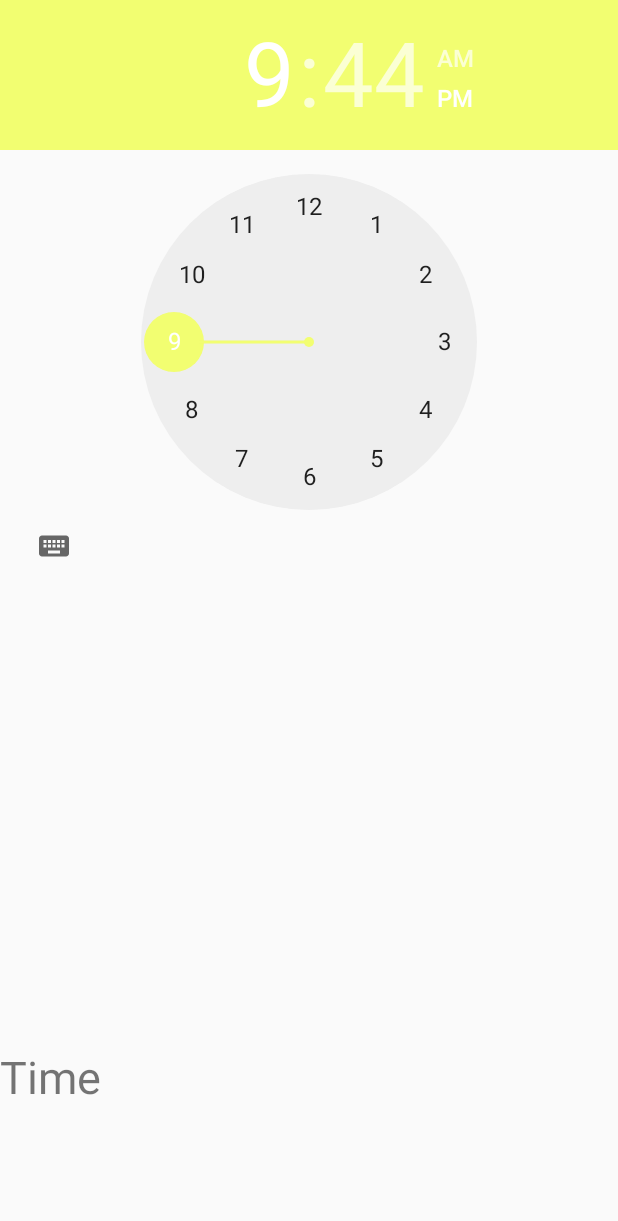
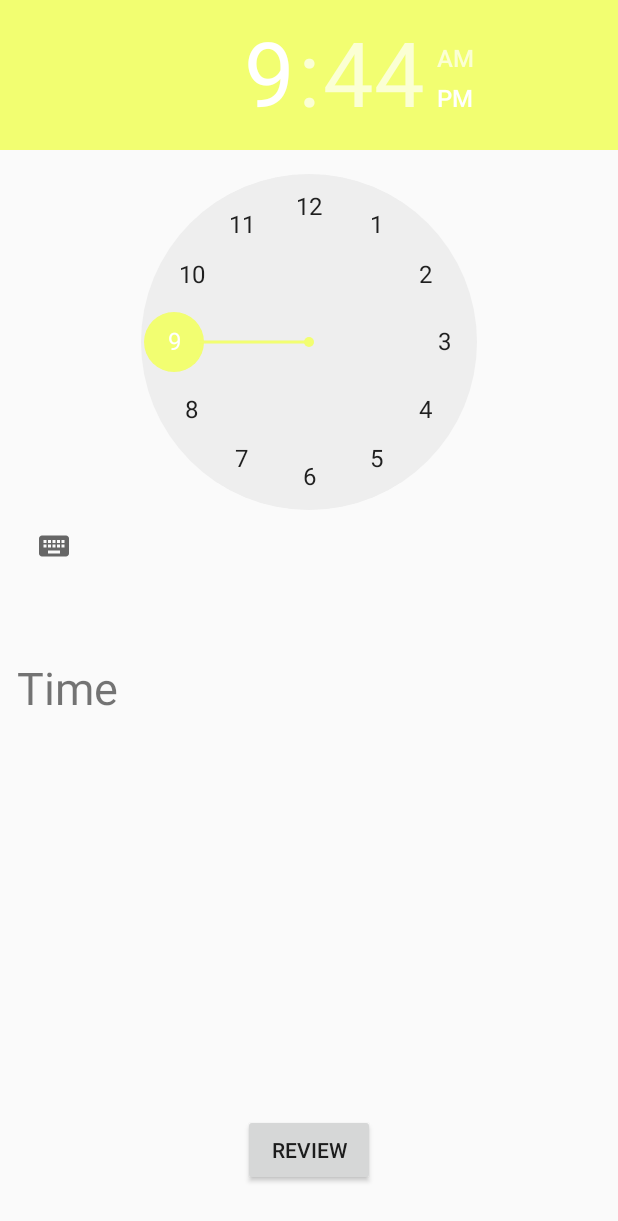
Before and after one commit to Shivamdhuria/steel_run, an Android app: the SelectTimeActivity screen opened directly, with no data from a screen before it, on a phone screen of 412 x 824 dp. Shown: the top 1221 px of the screen. Run offline under Robolectric (Android 15) with nearby library versions, the phone set to English and light mode, and no system bars.

Commit message:
Time,date and messafe added

```diff
--- a/app/build.gradle
+++ b/app/build.gradle
@@ -30,6 +30,7 @@ dependencies {
     compile 'com.google.firebase:firebase-database:9.0.2'
     testCompile 'junit:junit:4.12'
     compile 'com.android.support:gridlayout-v7:25.1.0'
+    compile 'com.android.support:cardview-v7:25.1.0'
 }
 
 
--- a/app/src/main/AndroidManifest.xml
+++ b/app/src/main/AndroidManifest.xml
@@ -26,7 +26,8 @@
         <activity
             android:name=".SelectTimeActivity"
             android:label="@string/title_activity_select_time"
-            android:theme="@style/AppTheme"></activity>
+            android:theme="@style/AppTheme" />
+        <activity android:name=".PreviewActivity"></activity>
     </application>
 
 </manifest>
--- a/app/src/main/java/com/example/admin/import2/MainActivity.java
+++ b/app/src/main/java/com/example/admin/import2/MainActivity.java
@@ -25,6 +25,7 @@ public class MainActivity extends AppCompatActivity implements TabLayout.OnTabSe
     protected static String recepientUID;
     protected static String reminderDate;
     protected static String reminderTime;
+    protected static String recepientName;
 
     private Button signOut;
     private ProgressBar progressBar;
--- a/app/src/main/java/com/example/admin/import2/NewReminderActivity.java
+++ b/app/src/main/java/com/example/admin/import2/NewReminderActivity.java
@@ -31,7 +31,7 @@ public class NewReminderActivity extends AppCompatActivity {
 
 
        // String receiverUIDKey = getIntent().getExtras().getString("ReceiverUID");
-        String receiverName = getIntent().getExtras().getString("ReceiverName");
+        String receiverName = MainActivity.recepientName;
         textView.setText(receiverName);
         btn_next.setOnClickListener(new View.OnClickListener() {
             @Override
--- a/app/src/main/java/com/example/admin/import2/SelectTimeActivity.java
+++ b/app/src/main/java/com/example/admin/import2/SelectTimeActivity.java
@@ -1,11 +1,13 @@
 package com.example.admin.import2;
 
+import android.content.Intent;
 import android.os.Bundle;
 import android.support.design.widget.FloatingActionButton;
 import android.support.design.widget.Snackbar;
 import android.support.v7.app.AppCompatActivity;
 import android.support.v7.widget.Toolbar;
 import android.view.View;
+import android.widget.Button;
 import android.widget.TextView;
 import android.widget.TimePicker;
 import android.widget.Toast;
@@ -13,21 +15,28 @@ import android.widget.Toast;
 public class SelectTimeActivity extends AppCompatActivity {
     TimePicker timePicker;
     TextView   timeDisplay;
+    Button btn_review;
     @Override
     protected void onCreate(Bundle savedInstanceState) {
         super.onCreate(savedInstanceState);
         setContentView(R.layout.activity_select_time);
         timePicker = (TimePicker)findViewById(R.id.timePicker);
         timeDisplay = (TextView)findViewById(R.id.timeDisplay);
+        btn_review = (Button)findViewById(R.id.btn_review);
         timePicker.setOnTimeChangedListener(new TimePicker.OnTimeChangedListener() {
             @Override
             public void onTimeChanged(TimePicker view, int hourOfDay, int minute) {
                 MainActivity.reminderTime= Integer.toString(hourOfDay)+":"+Integer.toString(minute);
                 Toast.makeText(getApplicationContext(), MainActivity.reminderTime, Toast.LENGTH_SHORT).show();
-                timeDisplay.setText("Time"+Integer.toString(hourOfDay));
+                timeDisplay.setText("Time"+"   " +MainActivity.reminderTime);
             }
         });
-
+        btn_review.setOnClickListener(new View.OnClickListener() {
+            @Override
+            public void onClick(View v) {
+                startActivity(new Intent(SelectTimeActivity.this, PreviewActivity.class));
+            }
+        });
 
 
     }
--- a/app/src/main/java/com/example/admin/import2/Tab1.java
+++ b/app/src/main/java/com/example/admin/import2/Tab1.java
@@ -171,6 +171,7 @@ public class Tab1 extends Fragment {
        intent.putExtra("ReceiverUID",receiverUID);
       intent.putExtra("ReceiverName",name);
         MainActivity.recepientUID = receiverUID;
+        MainActivity.recepientName=name;
         Log.d("reuid",receiverUID);
         Log.d("rename",name);
 
--- a/app/src/main/res/layout/activity_select_time.xml
+++ b/app/src/main/res/layout/activity_select_time.xml
@@ -23,10 +23,22 @@
             android:text="Time"
             android:layout_width="match_parent"
             android:layout_height="wrap_content"
+            android:id="@+id/timeDisplay"
+            android:textSize="30sp"
+            android:layout_below="@+id/timePicker"
+            android:layout_alignParentLeft="true"
+            android:layout_alignParentStart="true"
+            android:layout_marginLeft="11dp"
+            android:layout_marginStart="11dp"
+            android:layout_marginTop="50dp" />
+
+        <Button
+            android:text="Review"
+            android:layout_width="wrap_content"
+            android:layout_height="wrap_content"
             android:layout_alignParentBottom="true"
             android:layout_centerHorizontal="true"
-            android:layout_marginBottom="86dp"
-            android:id="@+id/timeDisplay"
-            android:textSize="30sp" />
+            android:layout_marginBottom="33dp"
+            android:id="@+id/btn_review" />
     </RelativeLayout>
 </android.support.design.widget.CoordinatorLayout>
```
Also changed, not shown: app/src/main/java/com/example/admin/import2/PreviewActivity.java (added, +39 -0 lines), app/src/main/res/layout/activity_preview.xml (added, +64 -0 lines).
